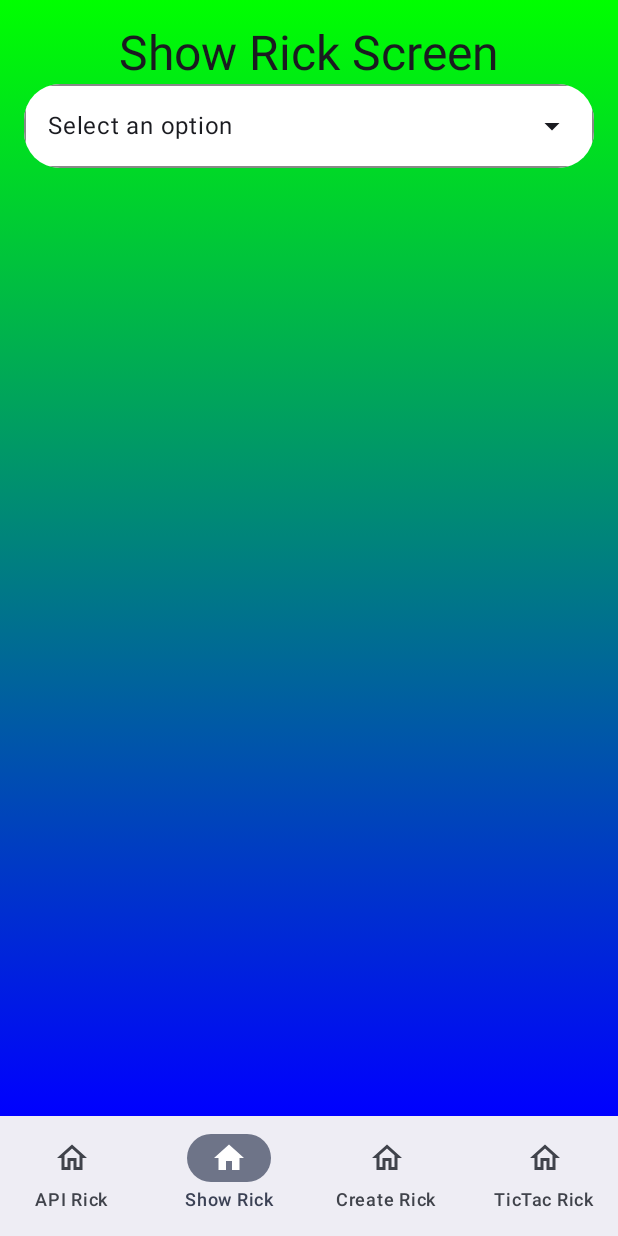
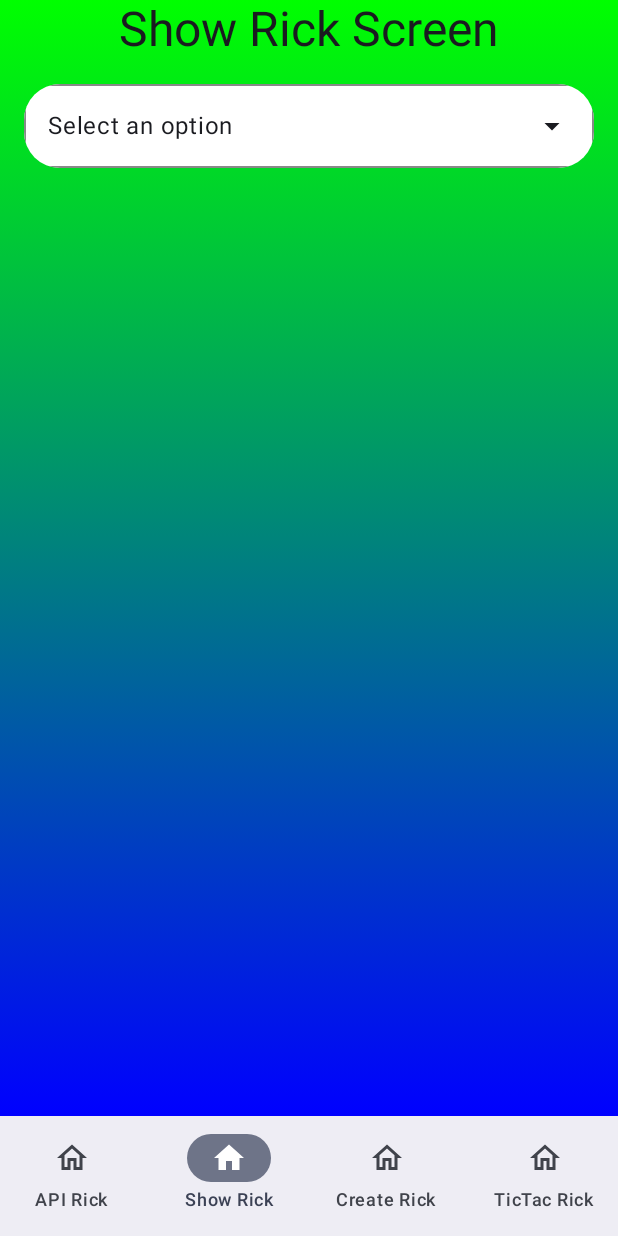
Before and after one commit to AndiCoding/RickAndMortyExam, an Android app built with Jetpack Compose: the ShowRickScreen screen opened through its navigation route, on a phone screen of 412 x 824 dp. Run offline under Robolectric (Android 15) with nearby library versions, the phone set to English and light mode, and no system bars; our stand-ins replace Room's generated code; 4 statements that could not run were skipped.

```diff
--- a/app/src/main/java/com/example/rickandmortyexam/screens/show_rick/ShowRickScreen.kt
+++ b/app/src/main/java/com/example/rickandmortyexam/screens/show_rick/ShowRickScreen.kt
@@ -31,23 +31,24 @@ fun ShowRickScreen(showRickViewModel: ShowRickViewModel) {
     }
 
     Column(
+        horizontalAlignment = Alignment.CenterHorizontally,
+        verticalArrangement = Arrangement.SpaceBetween,
         modifier = Modifier
             .fillMaxSize()
             .background(
             Brush.verticalGradient(
                 listOf(Color.Green, Color.Blue))
-        ),
-
+        )
         )
         {
+            Text("Show Rick Screen", style = Typography.headlineLarge)
         Column(
             modifier = Modifier
                 .fillMaxSize()
                 .padding(16.dp),
-            horizontalAlignment = Alignment.CenterHorizontally,
-            verticalArrangement = Arrangement.SpaceBetween
+
         ) {
-            Text("Show Rick Screen", style = Typography.headlineLarge)
+
 
             DropDown(
                 selectedOption = "Select an option",
```
